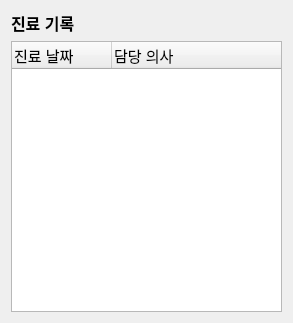
Above: pms/PatientManagementSW/medicalrecordmanager.ui from KimYooseon/Final_PJ before the change. Below: the same form after it.
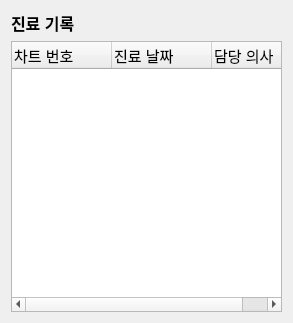
That is the form after the change.

Patch:
```diff
--- a/pms/PatientManagementSW/medicalrecordmanager.ui
+++ b/pms/PatientManagementSW/medicalrecordmanager.ui
@@ -31,6 +31,16 @@
      </item>
      <item>
       <widget class="QTreeWidget" name="recordTreeWidget">
+       <column>
+        <property name="text">
+         <string>차트 번호</string>
+        </property>
+        <property name="font">
+         <font>
+          <pointsize>11</pointsize>
+         </font>
+        </property>
+       </column>
        <column>
         <property name="text">
          <string>진료 날짜</string>
```
